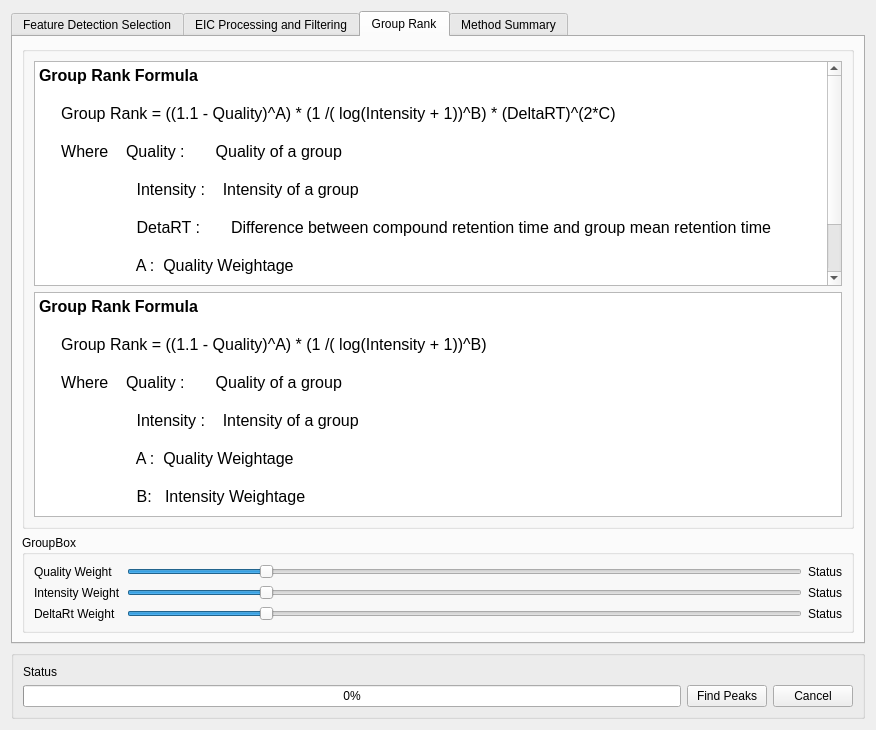
Old version of the form mzroll/forms/peakdetectiondialog.ui in the repository ElucidataInc/ElMaven.
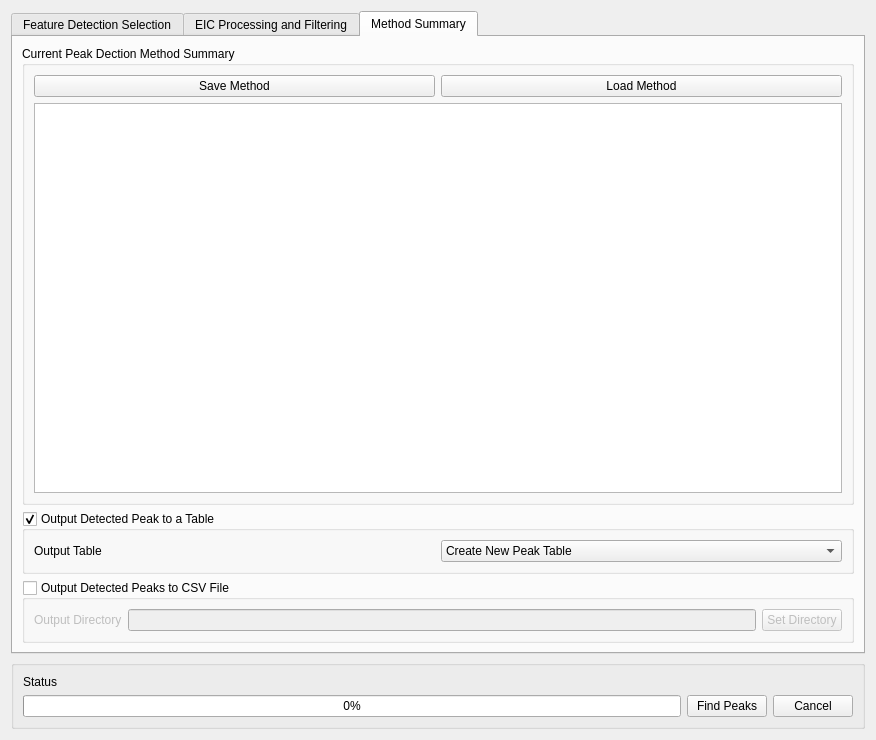
New version of the form. The open tabs and pages were chosen to show the change.

Commit message:
Fix: Remove Group Rank tab from Peak Detection Dialog #217
UI and functionality for group rank removed from Peak Detection dialog. Group rank parameters are only accessible from the Options dialog

Issue: #217

```diff
--- a/mzroll/forms/peakdetectiondialog.ui
+++ b/mzroll/forms/peakdetectiondialog.ui
@@ -7,7 +7,7 @@
     <x>0</x>
     <y>0</y>
     <width>876</width>
-    <height>730</height>
+    <height>740</height>
    </rect>
   </property>
   <property name="sizeIncrement">
@@ -842,176 +842,6 @@
        </item>
       </layout>
      </widget>
-     <widget class="QWidget" name="groupRank">
-      <attribute name="title">
-       <string>Group Rank</string>
-      </attribute>
-      <layout class="QGridLayout" name="gridLayout_17">
-       <item row="0" column="0">
-        <widget class="QGroupBox" name="groupBox_2">
-         <property name="title">
-          <string/>
-         </property>
-         <layout class="QGridLayout" name="gridLayout_14">
-          <item row="1" column="0">
-           <widget class="QTextBrowser" name="textBrowser">
-            <property name="html">
-             <string>&lt;!DOCTYPE HTML PUBLIC &quot;-//W3C//DTD HTML 4.0//EN&quot; &quot;http://www.w3.org/TR/REC-html40/strict.dtd&quot;&gt;
-&lt;html&gt;&lt;head&gt;&lt;meta name=&quot;qrichtext&quot; content=&quot;1&quot; /&gt;&lt;style type=&quot;text/css&quot;&gt;
-p, li { white-space: pre-wrap; }
-&lt;/style&gt;&lt;/head&gt;&lt;body style=&quot; font-family:'Ubuntu'; font-size:11pt; font-weight:400; font-style:normal;&quot;&gt;
-&lt;p style=&quot; margin-top:0px; margin-bottom:0px; margin-left:0px; margin-right:0px; -qt-block-indent:0; text-indent:0px;&quot;&gt;&lt;span style=&quot; font-size:12pt; font-weight:600;&quot;&gt;Group Rank Formula&lt;/span&gt;&lt;/p&gt;
-&lt;p style=&quot;-qt-paragraph-type:empty; margin-top:0px; margin-bottom:0px; margin-left:0px; margin-right:0px; -qt-block-indent:0; text-indent:0px; font-size:12pt; font-weight:600;&quot;&gt;&lt;br /&gt;&lt;/p&gt;
-&lt;p style=&quot; margin-top:0px; margin-bottom:0px; margin-left:0px; margin-right:0px; -qt-block-indent:0; text-indent:0px;&quot;&gt;&lt;span style=&quot; font-size:12pt;&quot;&gt;     Group Rank = ((1.1 - Quality)^A) * (1 /( log(Intensity + 1))^B) * (DeltaRT)^(2*C)&lt;/span&gt;&lt;/p&gt;
-&lt;p style=&quot;-qt-paragraph-type:empty; margin-top:0px; margin-bottom:0px; margin-left:0px; margin-right:0px; -qt-block-indent:0; text-indent:0px; font-size:12pt;&quot;&gt;&lt;br /&gt;&lt;/p&gt;
-&lt;p style=&quot; margin-top:0px; margin-bottom:0px; margin-left:0px; margin-right:0px; -qt-block-indent:0; text-indent:0px;&quot;&gt;&lt;span style=&quot; font-size:12pt;&quot;&gt;     Where    Quality :       Quality of a group&lt;/span&gt;&lt;/p&gt;
-&lt;p style=&quot;-qt-paragraph-type:empty; margin-top:0px; margin-bottom:0px; margin-left:0px; margin-right:0px; -qt-block-indent:0; text-indent:0px; font-size:12pt;&quot;&gt;&lt;br /&gt;&lt;/p&gt;
-&lt;p style=&quot; margin-top:0px; margin-bottom:0px; margin-left:0px; margin-right:0px; -qt-block-indent:0; text-indent:0px;&quot;&gt;&lt;span style=&quot; font-size:12pt;&quot;&gt;                      Intensity :    Intensity of a group&lt;/span&gt;&lt;/p&gt;
-&lt;p style=&quot;-qt-paragraph-type:empty; margin-top:0px; margin-bottom:0px; margin-left:0px; margin-right:0px; -qt-block-indent:0; text-indent:0px; font-size:12pt;&quot;&gt;&lt;br /&gt;&lt;/p&gt;
-&lt;p style=&quot; margin-top:0px; margin-bottom:0px; margin-left:0px; margin-right:0px; -qt-block-indent:0; text-indent:0px;&quot;&gt;&lt;span style=&quot; font-size:12pt;&quot;&gt;                      DetaRT :       Difference between compound retention time and group mean retention time&lt;/span&gt;&lt;/p&gt;
-&lt;p style=&quot;-qt-paragraph-type:empty; margin-top:0px; margin-bottom:0px; margin-left:0px; margin-right:0px; -qt-block-indent:0; text-indent:0px; font-size:12pt;&quot;&gt;&lt;br /&gt;&lt;/p&gt;
-&lt;p style=&quot; margin-top:0px; margin-bottom:0px; margin-left:0px; margin-right:0px; -qt-block-indent:0; text-indent:0px;&quot;&gt;&lt;span style=&quot; font-size:12pt;&quot;&gt;                      A :  Quality Weightage&lt;/span&gt;&lt;/p&gt;
-&lt;p style=&quot;-qt-paragraph-type:empty; margin-top:0px; margin-bottom:0px; margin-left:0px; margin-right:0px; -qt-block-indent:0; text-indent:0px; font-size:12pt;&quot;&gt;&lt;br /&gt;&lt;/p&gt;
-&lt;p style=&quot; margin-top:0px; margin-bottom:0px; margin-left:0px; margin-right:0px; -qt-block-indent:0; text-indent:0px;&quot;&gt;&lt;span style=&quot; font-size:12pt;&quot;&gt;                      B:   Intensity Weightage&lt;/span&gt;&lt;/p&gt;
-&lt;p style=&quot;-qt-paragraph-type:empty; margin-top:0px; margin-bottom:0px; margin-left:0px; margin-right:0px; -qt-block-indent:0; text-indent:0px; font-size:12pt;&quot;&gt;&lt;br /&gt;&lt;/p&gt;
-&lt;p style=&quot; margin-top:0px; margin-bottom:0px; margin-left:0px; margin-right:0px; -qt-block-indent:0; text-indent:0px;&quot;&gt;&lt;span style=&quot; font-size:12pt;&quot;&gt;                      C:   DeltaRT Weightage&lt;/span&gt;&lt;/p&gt;&lt;/body&gt;&lt;/html&gt;</string>
-            </property>
-           </widget>
-          </item>
-          <item row="2" column="0">
-           <widget class="QTextBrowser" name="textBrowser_2">
-            <property name="html">
-             <string>&lt;!DOCTYPE HTML PUBLIC &quot;-//W3C//DTD HTML 4.0//EN&quot; &quot;http://www.w3.org/TR/REC-html40/strict.dtd&quot;&gt;
-&lt;html&gt;&lt;head&gt;&lt;meta name=&quot;qrichtext&quot; content=&quot;1&quot; /&gt;&lt;style type=&quot;text/css&quot;&gt;
-p, li { white-space: pre-wrap; }
-&lt;/style&gt;&lt;/head&gt;&lt;body style=&quot; font-family:'Ubuntu'; font-size:11pt; font-weight:400; font-style:normal;&quot;&gt;
-&lt;p style=&quot; margin-top:0px; margin-bottom:0px; margin-left:0px; margin-right:0px; -qt-block-indent:0; text-indent:0px;&quot;&gt;&lt;span style=&quot; font-size:12pt; font-weight:600;&quot;&gt;Group Rank Formula&lt;/span&gt;&lt;/p&gt;
-&lt;p style=&quot;-qt-paragraph-type:empty; margin-top:0px; margin-bottom:0px; margin-left:0px; margin-right:0px; -qt-block-indent:0; text-indent:0px; font-size:12pt; font-weight:600;&quot;&gt;&lt;br /&gt;&lt;/p&gt;
-&lt;p style=&quot; margin-top:0px; margin-bottom:0px; margin-left:0px; margin-right:0px; -qt-block-indent:0; text-indent:0px;&quot;&gt;&lt;span style=&quot; font-size:12pt;&quot;&gt;     Group Rank = ((1.1 - Quality)^A) * (1 /( log(Intensity + 1))^B) &lt;/span&gt;&lt;/p&gt;
-&lt;p style=&quot;-qt-paragraph-type:empty; margin-top:0px; margin-bottom:0px; margin-left:0px; margin-right:0px; -qt-block-indent:0; text-indent:0px; font-size:12pt;&quot;&gt;&lt;br /&gt;&lt;/p&gt;
-&lt;p style=&quot; margin-top:0px; margin-bottom:0px; margin-left:0px; margin-right:0px; -qt-block-indent:0; text-indent:0px;&quot;&gt;&lt;span style=&quot; font-size:12pt;&quot;&gt;     Where    Quality :       Quality of a group&lt;/span&gt;&lt;/p&gt;
-&lt;p style=&quot;-qt-paragraph-type:empty; margin-top:0px; margin-bottom:0px; margin-left:0px; margin-right:0px; -qt-block-indent:0; text-indent:0px; font-size:12pt;&quot;&gt;&lt;br /&gt;&lt;/p&gt;
-&lt;p style=&quot; margin-top:0px; margin-bottom:0px; margin-left:0px; margin-right:0px; -qt-block-indent:0; text-indent:0px;&quot;&gt;&lt;span style=&quot; font-size:12pt;&quot;&gt;                      Intensity :    Intensity of a group&lt;/span&gt;&lt;/p&gt;
-&lt;p style=&quot;-qt-paragraph-type:empty; margin-top:0px; margin-bottom:0px; margin-left:0px; margin-right:0px; -qt-block-indent:0; text-indent:0px; font-size:12pt;&quot;&gt;&lt;br /&gt;&lt;/p&gt;
-&lt;p style=&quot; margin-top:0px; margin-bottom:0px; margin-left:0px; margin-right:0px; -qt-block-indent:0; text-indent:0px;&quot;&gt;&lt;span style=&quot; font-size:12pt;&quot;&gt;                      A :  Quality Weightage&lt;/span&gt;&lt;/p&gt;
-&lt;p style=&quot;-qt-paragraph-type:empty; margin-top:0px; margin-bottom:0px; margin-left:0px; margin-right:0px; -qt-block-indent:0; text-indent:0px; font-size:12pt;&quot;&gt;&lt;br /&gt;&lt;/p&gt;
-&lt;p style=&quot; margin-top:0px; margin-bottom:0px; margin-left:0px; margin-right:0px; -qt-block-indent:0; text-indent:0px;&quot;&gt;&lt;span style=&quot; font-size:12pt;&quot;&gt;                      B:   Intensity Weightage&lt;/span&gt;&lt;/p&gt;&lt;/body&gt;&lt;/html&gt;</string>
-            </property>
-           </widget>
-          </item>
-         </layout>
-        </widget>
-       </item>
-       <item row="1" column="0">
-        <widget class="QGroupBox" name="groupBox_6">
-         <property name="title">
-          <string>GroupBox</string>
-         </property>
-         <layout class="QGridLayout" name="gridLayout_16">
-          <item row="0" column="0">
-           <widget class="QLabel" name="label_24">
-            <property name="text">
-             <string>Quality Weight</string>
-            </property>
-           </widget>
-          </item>
-          <item row="0" column="1">
-           <widget class="QSlider" name="qualityWeight">
-            <property name="maximum">
-             <number>50</number>
-            </property>
-            <property name="pageStep">
-             <number>5</number>
-            </property>
-            <property name="value">
-             <number>10</number>
-            </property>
-            <property name="orientation">
-             <enum>Qt::Horizontal</enum>
-            </property>
-           </widget>
-          </item>
-          <item row="0" column="2">
-           <widget class="QLabel" name="qualityWeightStatus">
-            <property name="text">
-             <string>Status</string>
-            </property>
-           </widget>
-          </item>
-          <item row="1" column="0">
-           <widget class="QLabel" name="label_25">
-            <property name="text">
-             <string>Intensity Weight</string>
-            </property>
-           </widget>
-          </item>
-          <item row="1" column="1">
-           <widget class="QSlider" name="intensityWeight">
-            <property name="maximum">
-             <number>50</number>
-            </property>
-            <property name="pageStep">
-             <number>5</number>
-            </property>
-            <property name="value">
-             <number>10</number>
-            </property>
-            <property name="orientation">
-             <enum>Qt::Horizontal</enum>
-            </property>
-           </widget>
-          </item>
-          <item row="1" column="2">
-           <widget class="QLabel" name="intensityWeightStatus">
-            <property name="text">
-             <string>Status</string>
-            </property>
-           </widget>
-          </item>
-          <item row="2" column="0">
-           <widget class="QLabel" name="label_26">
-            <property name="text">
-             <string>DeltaRt Weight</string>
-            </property>
-           </widget>
-          </item>
-          <item row="2" column="1">
-           <widget class="QSlider" name="deltaRTWeight">
-            <property name="maximum">
-             <number>50</number>
-            </property>
-            <property name="pageStep">
-             <number>5</number>
-            </property>
-            <property name="value">
-             <number>10</number>
-            </property>
-            <property name="orientation">
-             <enum>Qt::Horizontal</enum>
-            </property>
-           </widget>
-          </item>
-          <item row="2" column="2">
-           <widget class="QLabel" name="deltaRTWeightStatus">
-            <property name="text">
-             <string>Status</string>
-            </property>
-           </widget>
-          </item>
-         </layout>
-         <zorder>deltaRTWeight</zorder>
-         <zorder>label_26</zorder>
-         <zorder>qualityWeightStatus</zorder>
-         <zorder>intensityWeightStatus</zorder>
-         <zorder>deltaRTWeightStatus</zorder>
-         <zorder>qualityWeight</zorder>
-         <zorder>intensityWeight</zorder>
-         <zorder>label_25</zorder>
-         <zorder>label_24</zorder>
-        </widget>
-       </item>
-      </layout>
-     </widget>
      <widget class="QWidget" name="methodSummaryTab">
       <attribute name="title">
        <string>Method Summary</string>
```
Left out of the diff: 2 changed lines with no effect on the pictures. The commit also changes 4 other files.
